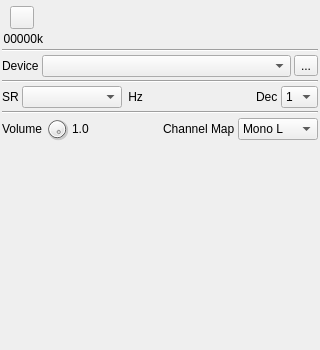
f4exb/sdrangel, file plugins/samplesource/audioinput/audioinputgui.ui: the form before one commit.
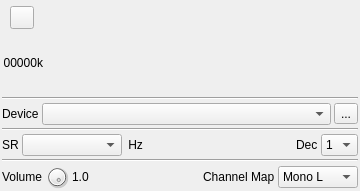
The form after the commit. Icons and pictures are not drawn. Custom widgets are drawn as their Qt base class.

```diff
--- a/plugins/samplesource/audioinput/audioinputgui.ui
+++ b/plugins/samplesource/audioinput/audioinputgui.ui
@@ -6,8 +6,8 @@
    <rect>
     <x>0</x>
     <y>0</y>
-    <width>320</width>
-    <height>350</height>
+    <width>360</width>
+    <height>191</height>
    </rect>
   </property>
   <property name="sizePolicy">
@@ -18,8 +18,8 @@
   </property>
   <property name="minimumSize">
    <size>
-    <width>320</width>
-    <height>350</height>
+    <width>360</width>
+    <height>0</height>
    </size>
   </property>
   <property name="font">
@@ -358,23 +358,6 @@
      </item>
     </layout>
    </item>
-   <item>
-    <layout class="QHBoxLayout" name="padLayout">
-     <item>
-      <spacer name="verticalPadSpacer">
-       <property name="orientation">
-        <enum>Qt::Vertical</enum>
-       </property>
-       <property name="sizeHint" stdset="0">
-        <size>
-         <width>20</width>
-         <height>40</height>
-        </size>
-       </property>
-      </spacer>
-     </item>
-    </layout>
-   </item>
   </layout>
  </widget>
  <customwidgets>
```
